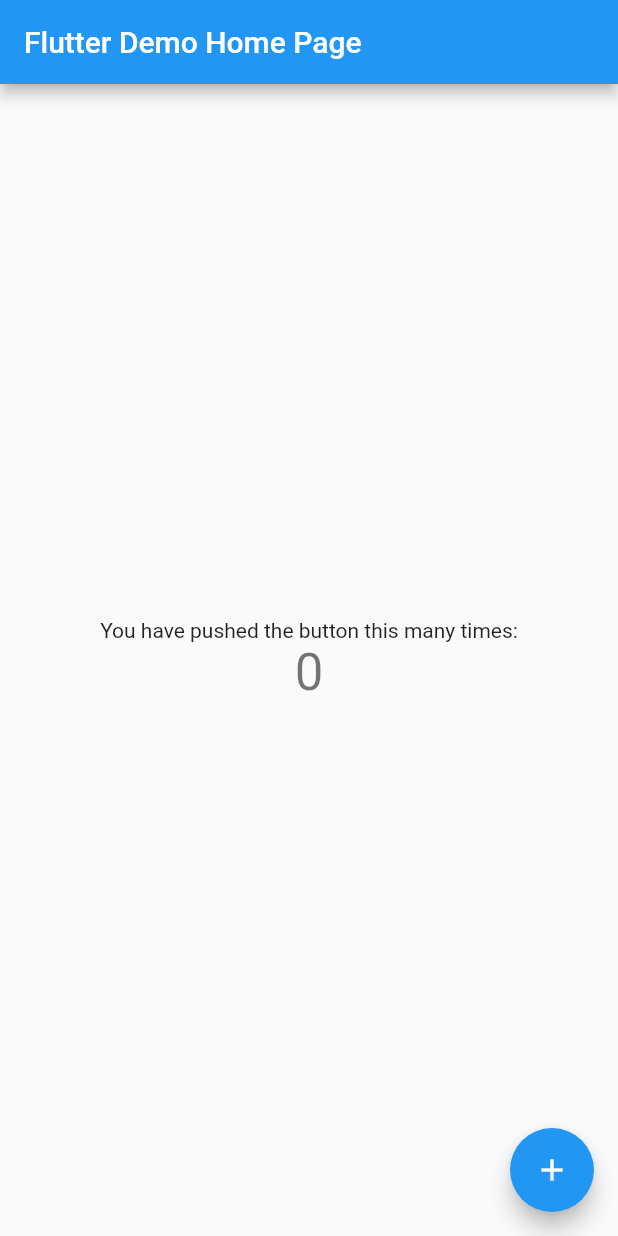
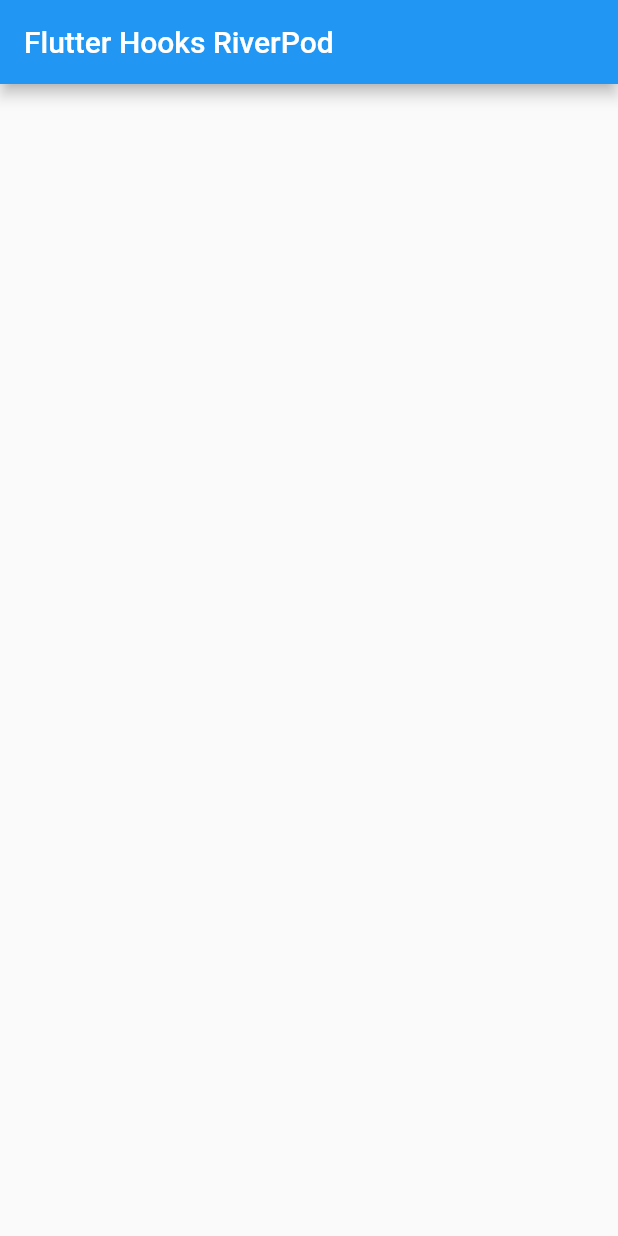
Before and after one commit to engineeralok/RiverPod_with_Flutter, a Flutter app: the screen it shows after launch, on a phone screen of 412 x 824 dp. Run offline on Flutter 3.47's test engine with Material 2 defaults, Android fonts, the light colour scheme and no system bars.

Commit message:
beggining of the app

```diff
--- a/app1_hooks_riverpod/lib/main.dart
+++ b/app1_hooks_riverpod/lib/main.dart
@@ -6,110 +6,32 @@
 
 class MyApp extends StatelessWidget {
   const MyApp({super.key});
-
-  // This widget is the root of your application.
   @override
   Widget build(BuildContext context) {
     return MaterialApp(
       title: 'Flutter Demo',
       theme: ThemeData(
-        // This is the theme of your application.
-        //
-        // Try running your application with "flutter run". You'll see the
-        // application has a blue toolbar. Then, without quitting the app, try
-        // changing the primarySwatch below to Colors.green and then invoke
-        // "hot reload" (press "r" in the console where you ran "flutter run",
-        // or simply save your changes to "hot reload" in a Flutter IDE).
-        // Notice that the counter didn't reset back to zero; the application
-        // is not restarted.
         primarySwatch: Colors.blue,
       ),
-      home: const MyHomePage(title: 'Flutter Demo Home Page'),
+      home: const MyHomePage(),
     );
   }
 }
 
 class MyHomePage extends StatefulWidget {
-  const MyHomePage({super.key, required this.title});
-
-  // This widget is the home page of your application. It is stateful, meaning
-  // that it has a State object (defined below) that contains fields that affect
-  // how it looks.
-
-  // This class is the configuration for the state. It holds the values (in this
-  // case the title) provided by the parent (in this case the App widget) and
-  // used by the build method of the State. Fields in a Widget subclass are
-  // always marked "final".
-
-  final String title;
+  const MyHomePage({super.key});
 
   @override
   State<MyHomePage> createState() => _MyHomePageState();
 }
 
 class _MyHomePageState extends State<MyHomePage> {
-  int _counter = 0;
-
-  void _incrementCounter() {
-    setState(() {
-      // This call to setState tells the Flutter framework that something has
-      // changed in this State, which causes it to rerun the build method below
-      // so that the display can reflect the updated values. If we changed
-      // _counter without calling setState(), then the build method would not be
-      // called again, and so nothing would appear to happen.
-      _counter++;
-    });
-  }
-
   @override
   Widget build(BuildContext context) {
-    // This method is rerun every time setState is called, for instance as done
-    // by the _incrementCounter method above.
-    //
-    // The Flutter framework has been optimized to make rerunning build methods
-    // fast, so that you can just rebuild anything that needs updating rather
-    // than having to individually change instances of widgets.
     return Scaffold(
       appBar: AppBar(
-        // Here we take the value from the MyHomePage object that was created by
-        // the App.build method, and use it to set our appbar title.
-        title: Text(widget.title),
+        title: const Text('Flutter Hooks RiverPod'),
       ),
-      body: Center(
-        // Center is a layout widget. It takes a single child and positions it
-        // in the middle of the parent.
-        child: Column(
-          // Column is also a layout widget. It takes a list of children and
-          // arranges them vertically. By default, it sizes itself to fit its
-          // children horizontally, and tries to be as tall as its parent.
-          //
-          // Invoke "debug painting" (press "p" in the console, choose the
-          // "Toggle Debug Paint" action from the Flutter Inspector in Android
-          // Studio, or the "Toggle Debug Paint" command in Visual Studio Code)
-          // to see the wireframe for each widget.
-          //
-          // Column has various properties to control how it sizes itself and
-          // how it positions its children. Here we use mainAxisAlignment to
-          // center the children vertically; the main axis here is the vertical
-          // axis because Columns are vertical (the cross axis would be
-          // horizontal).
-          mainAxisAlignment: MainAxisAlignment.center,
-          children: <Widget>[
-            const Text(
-              'You have pushed the button this many times:',
-            ),
-            Text(
-              '$_counter',
-              style: Theme.of(context).textTheme.headline4,
-            ),
-          ],
-        ),
-      ),
-      floatingActionButton: FloatingActionButton(
-        onPressed: _incrementCounter,
-        tooltip: 'Increment',
-        child: const Icon(Icons.add),
-      ), // This trailing comma makes auto-formatting nicer for build methods.
     );
   }
 }
```
